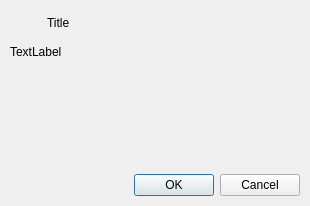
The window that src/dialog_popup.ui (sera619/PassTreasure) describes before a commit, drawn with Qt 5.
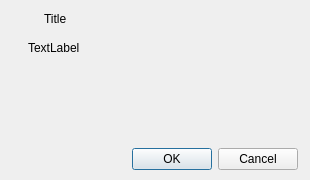
The same window after the commit. Icons and pictures are not drawn.

The edit to the form file:
```diff
--- a/src/dialog_popup.ui
+++ b/src/dialog_popup.ui
@@ -7,7 +7,7 @@
     <x>0</x>
     <y>0</y>
     <width>310</width>
-    <height>206</height>
+    <height>180</height>
    </rect>
   </property>
   <property name="windowTitle">
@@ -39,13 +39,13 @@
        <number>9</number>
       </property>
       <property name="leftMargin">
-       <number>4</number>
+       <number>6</number>
       </property>
       <property name="topMargin">
-       <number>4</number>
+       <number>0</number>
       </property>
       <property name="rightMargin">
-       <number>4</number>
+       <number>6</number>
       </property>
       <property name="bottomMargin">
        <number>4</number>
@@ -71,16 +71,16 @@
          <widget class="QFrame" name="iconFrame">
           <layout class="QHBoxLayout" name="horizontalLayout_2" stretch="0,3">
            <property name="spacing">
-            <number>24</number>
+            <number>16</number>
            </property>
            <property name="leftMargin">
-            <number>6</number>
+            <number>9</number>
            </property>
            <property name="topMargin">
             <number>6</number>
            </property>
            <property name="rightMargin">
-            <number>6</number>
+            <number>9</number>
            </property>
            <property name="bottomMargin">
             <number>6</number>
@@ -129,13 +129,13 @@
            <number>0</number>
           </property>
           <property name="leftMargin">
-           <number>0</number>
+           <number>16</number>
           </property>
           <property name="topMargin">
            <number>0</number>
           </property>
           <property name="rightMargin">
-           <number>0</number>
+           <number>16</number>
           </property>
           <property name="bottomMargin">
            <number>0</number>
```
